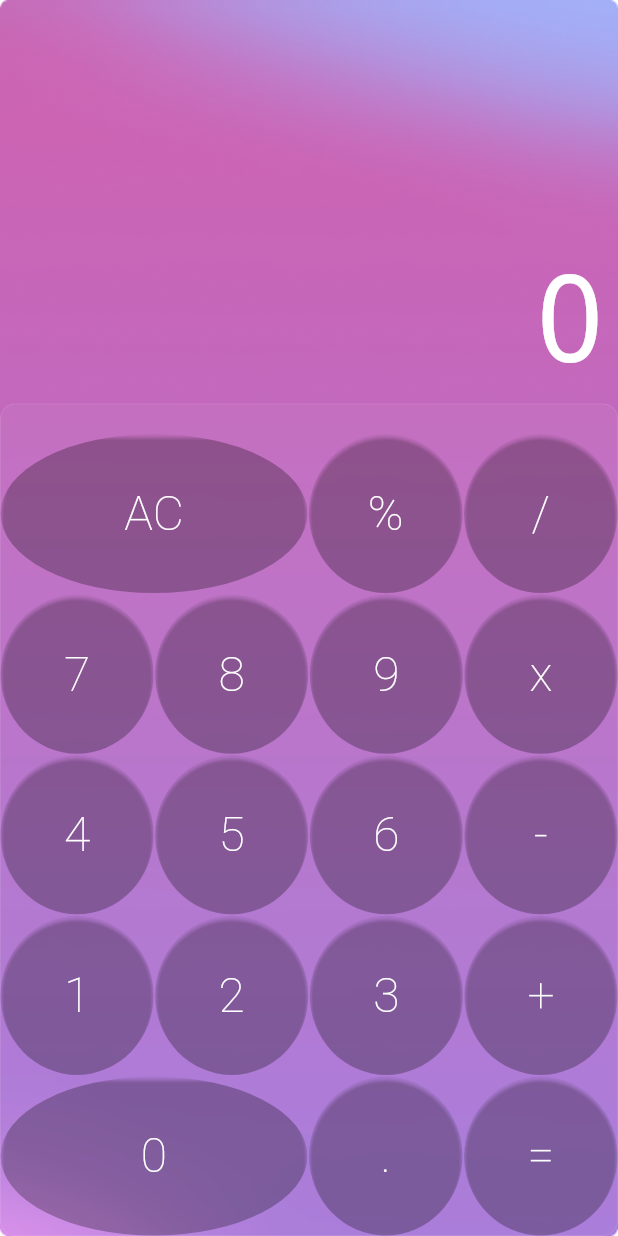
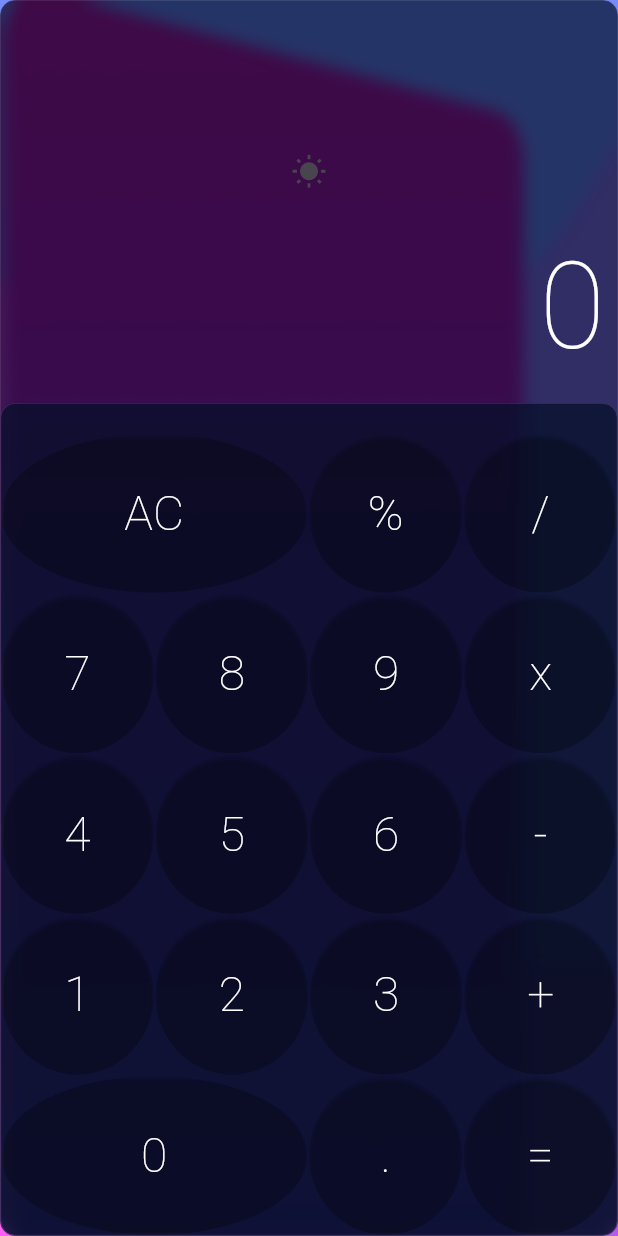
Before and after one commit to adnfutuh/calculatorflutter, a Flutter app: the screen it shows after launch, on a phone screen of 412 x 824 dp. Run offline on Flutter 3.47's test engine with Material 3 defaults, Android fonts, the phone set to English and light mode, and no system bars; drawn by our look-alikes of auto_size_text, glassmorphism_ui; our stand-ins replace equatable, flutter_bloc.

Commit message:
feat: add trigger and icon for changing theme, refactor bloc folder structure

```diff
--- a/lib/main.dart
+++ b/lib/main.dart
@@ -1,8 +1,9 @@
 import 'package:calculator/module/calculator/screen/calculator_screen.dart';
 import 'package:flutter/material.dart';
 import 'package:flutter_bloc/flutter_bloc.dart';
+import 'package:calculator/theme.dart';
 
-import 'module/calculator/bloc/calculator_bloc.dart';
+import 'module/calculator/blocs/calculator_bloc/calculator_bloc.dart';
 
 void main() {
   runApp(const MyApp());
@@ -16,9 +17,8 @@ class MyApp extends StatelessWidget {
   Widget build(BuildContext context) {
     return MaterialApp(
       title: 'Flutter Demo',
-      theme: ThemeData(
-        primarySwatch: Colors.blue,
-      ),
+      // theme: _iconBool ? lightThemeData(context) : darkThemeData(context),
+
       home: BlocProvider(
         create: (_) => CalculatorBloc(),
         child: const CalculatorScreen(),
--- a/lib/module/calculator/screen/calculator_screen.dart
+++ b/lib/module/calculator/screen/calculator_screen.dart
@@ -1,7 +1,10 @@
 import 'package:flutter/material.dart';
 import 'package:flutter_bloc/flutter_bloc.dart';
 
-import '../bloc/calculator_bloc.dart';
+import 'package:glassmorphism_ui/glassmorphism_ui.dart';
+import 'package:calculator/theme.dart';
+import '../blocs/calculator_bloc/calculator_bloc.dart';
+
 import '../section/display.dart';
 import '../section/keyboard.dart';
 
@@ -15,29 +18,32 @@ class CalculatorScreen extends StatefulWidget {
 class _CalculatorScreenState extends State<CalculatorScreen> {
   _onPressed(String command) {
     setState(() {
-      context.read<CalculatorBloc>().add(CalculatorEvent(command: command));
+      // context.read<CalculatorBloc>().add(CalculatorEvent(command: command));
     });
   }
 
   @override
   Widget build(BuildContext context) {
-    return MaterialApp(
-      debugShowCheckedModeBanner: false,
-      home: Container(
+    return Scaffold(
+      body: Container(
         decoration: const BoxDecoration(
             image: DecorationImage(
-          image: AssetImage("assets/images/bg_white.png"),
+          image: AssetImage("assets/images/bg.png"),
           fit: BoxFit.fill,
         )),
+        child: GlassContainer(
+          color: kBlackColor,
           child: Column(
             children: <Widget>[
-            BlocBuilder<CalculatorBloc, CalculatorState>(builder: (__, state) {
+              BlocBuilder<CalculatorBloc, CalculatorState>(
+                  builder: (__, state) {
                 return Display(state.value);
               }),
               Keyboard(_onPressed),
             ],
           ),
         ),
+      ),
     );
   }
 }
--- a/lib/module/calculator/section/display.dart
+++ b/lib/module/calculator/section/display.dart
@@ -1,29 +1,48 @@
 import 'package:flutter/material.dart';
 import 'package:auto_size_text/auto_size_text.dart';
+import 'package:flutter_bloc/flutter_bloc.dart';
+import 'package:glassmorphism_ui/glassmorphism_ui.dart';
+import 'package:calculator/theme.dart';
 
-class Display extends StatelessWidget {
+class Display extends StatefulWidget {
   final String text;
-  const Display(this.text, {super.key});
+  Display(this.text);
 
+  @override
+  State<Display> createState() => _DisplayState();
+}
+
+bool _iconBool = false;
+IconData _iconLight = Icons.wb_sunny;
+IconData _iconDark = Icons.nights_stay;
+
+class _DisplayState extends State<Display> {
   @override
   Widget build(BuildContext context) {
     return Expanded(
       flex: 1,
-      child: Container(
-        color: Colors.transparent,
       child: Column(
         mainAxisAlignment: MainAxisAlignment.end,
         crossAxisAlignment: CrossAxisAlignment.stretch,
         children: <Widget>[
+          IconButton(
+            onPressed: () {
+              //  context.read<CalculatorBloc>().add(CalculatorEvent(command: command));
+              setState(() {
+                _iconBool = !_iconBool;
+              });
+            },
+            icon: Icon(_iconBool ? _iconDark : _iconLight),
+          ),
           Padding(
             padding: const EdgeInsets.all(8.0),
             child: AutoSizeText(
-                text,
+              widget.text,
               minFontSize: 20,
               maxFontSize: 80,
               maxLines: 1,
               textAlign: TextAlign.end,
-                style: const TextStyle(
+              style: TextStyle(
                 fontWeight: FontWeight.w100,
                 decoration: TextDecoration.none,
                 fontSize: 80,
@@ -33,7 +52,6 @@ class Display extends StatelessWidget {
           ),
         ],
       ),
-      ),
     );
   }
 }
--- a/lib/module/calculator/section/keyboard.dart
+++ b/lib/module/calculator/section/keyboard.dart
@@ -1,5 +1,6 @@
 import 'package:flutter/material.dart';
 import 'package:glassmorphism_ui/glassmorphism_ui.dart';
+import 'package:calculator/theme.dart';
 
 import '../component/button.dart';
 import '../component/calculator_button.dart';
@@ -7,43 +8,43 @@ import '../component/calculator_button.dart';
 class Keyboard extends StatelessWidget {
   final void Function(String) cb;
 
-  const Keyboard(this.cb, {super.key});
+  Keyboard(this.cb);
 
   @override
   Widget build(BuildContext context) {
     return GlassContainer(
-      // color: Color.fromRGBO(48, 48, 48, 1),
+      color: kBlackColor,
       height: 555,
       child: Column(
         children: <Widget>[
-          const SizedBox(height: 20),
+          SizedBox(height: 20),
           ButtonRow([
             Button.big(text: 'AC', color: Button.dark, cb: cb),
             Button(text: '%', color: Button.dark, cb: cb),
             Button.operation(text: '/', cb: cb),
           ]),
-          const SizedBox(height: 1),
+          SizedBox(height: 1),
           ButtonRow([
             Button(text: '7', cb: cb),
             Button(text: '8', cb: cb),
             Button(text: '9', cb: cb),
             Button.operation(text: 'x', cb: cb),
           ]),
-          const SizedBox(height: 1),
+          SizedBox(height: 1),
           ButtonRow([
             Button(text: '4', cb: cb),
             Button(text: '5', cb: cb),
             Button(text: '6', cb: cb),
             Button.operation(text: '-', cb: cb),
           ]),
-          const SizedBox(height: 1),
+          SizedBox(height: 1),
           ButtonRow([
             Button(text: '1', cb: cb),
             Button(text: '2', cb: cb),
             Button(text: '3', cb: cb),
             Button.operation(text: '+', cb: cb),
           ]),
-          const SizedBox(height: 1),
+          SizedBox(height: 1),
           ButtonRow([
             Button.big(text: '0', cb: cb),
             Button(text: '.', cb: cb),
```
Also changed, not shown: lib/module/calculator/blocs/calculator_bloc/calculator_bloc.dart (renamed from lib/module/calculator/bloc/calculator_bloc.dart), lib/module/calculator/blocs/calculator_bloc/calculator_event.dart (renamed from lib/module/calculator/bloc/calculator_event.dart), lib/module/calculator/blocs/calculator_bloc/calculator_state.dart (renamed from lib/module/calculator/bloc/calculator_state.dart). Lines whose indentation alone changed are shown as unchanged.
